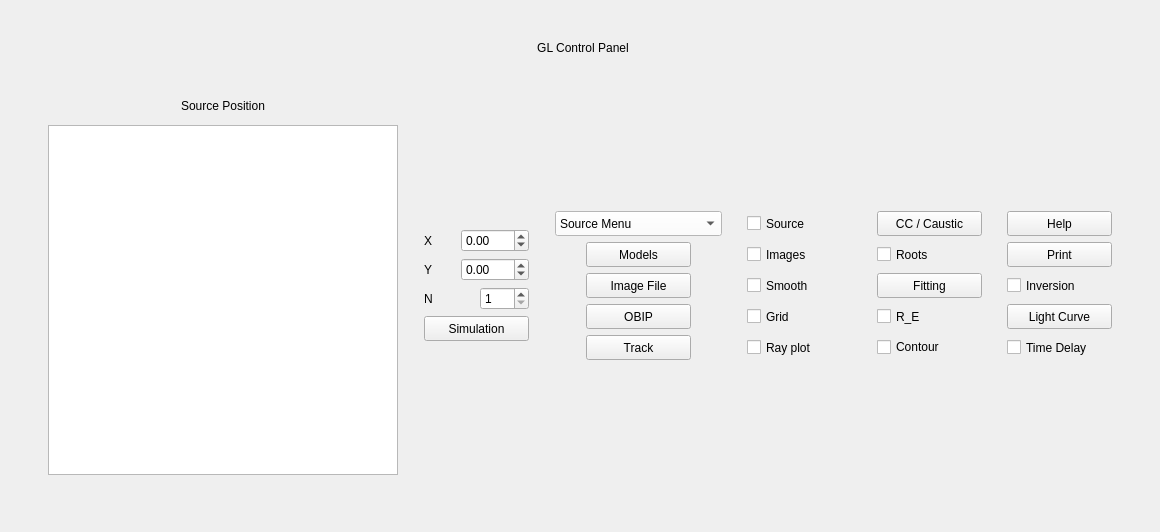
Qt form src/gui/forms/mainwindow.ui (Vriur/xfglenses) before a commit.
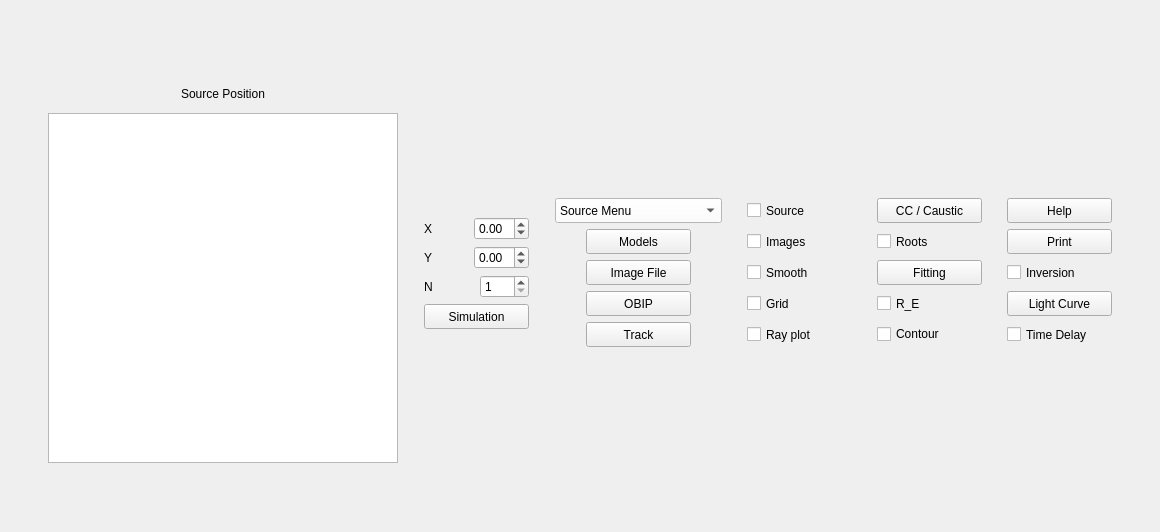
The same form after that commit.

The edit to the form file:
```diff
--- a/src/gui/forms/mainwindow.ui
+++ b/src/gui/forms/mainwindow.ui
@@ -62,14 +62,7 @@
         </property>
        </spacer>
       </item>
-      <item row="1" column="1">
-       <widget class="QLabel" name="label_5">
-        <property name="text">
-         <string>&lt;html&gt;&lt;head/&gt;&lt;body&gt;&lt;p align=&quot;center&quot;&gt;GL Control Panel&lt;/p&gt;&lt;/body&gt;&lt;/html&gt;</string>
-        </property>
-       </widget>
-      </item>
-      <item row="2" column="0" colspan="2">
+      <item row="1" column="0" colspan="2">
        <layout class="QHBoxLayout" name="horizontalLayout_5">
         <item>
          <layout class="QVBoxLayout" name="verticalLayout_2">
@@ -187,10 +180,10 @@
                  <bool>true</bool>
                 </property>
                 <property name="minimum">
-                 <double>-999.000000000000000</double>
+                 <double>-4.000000000000000</double>
                 </property>
                 <property name="maximum">
-                 <double>999.000000000000000</double>
+                 <double>4.000000000000000</double>
                 </property>
                 <property name="singleStep">
                  <double>0.010000000000000</double>
@@ -214,10 +207,10 @@
                  <bool>true</bool>
                 </property>
                 <property name="minimum">
-                 <double>-999.000000000000000</double>
+                 <double>-4.000000000000000</double>
                 </property>
                 <property name="maximum">
-                 <double>999.000000000000000</double>
+                 <double>4.000000000000000</double>
                 </property>
                 <property name="singleStep">
                  <double>0.010000000000000</double>
```
